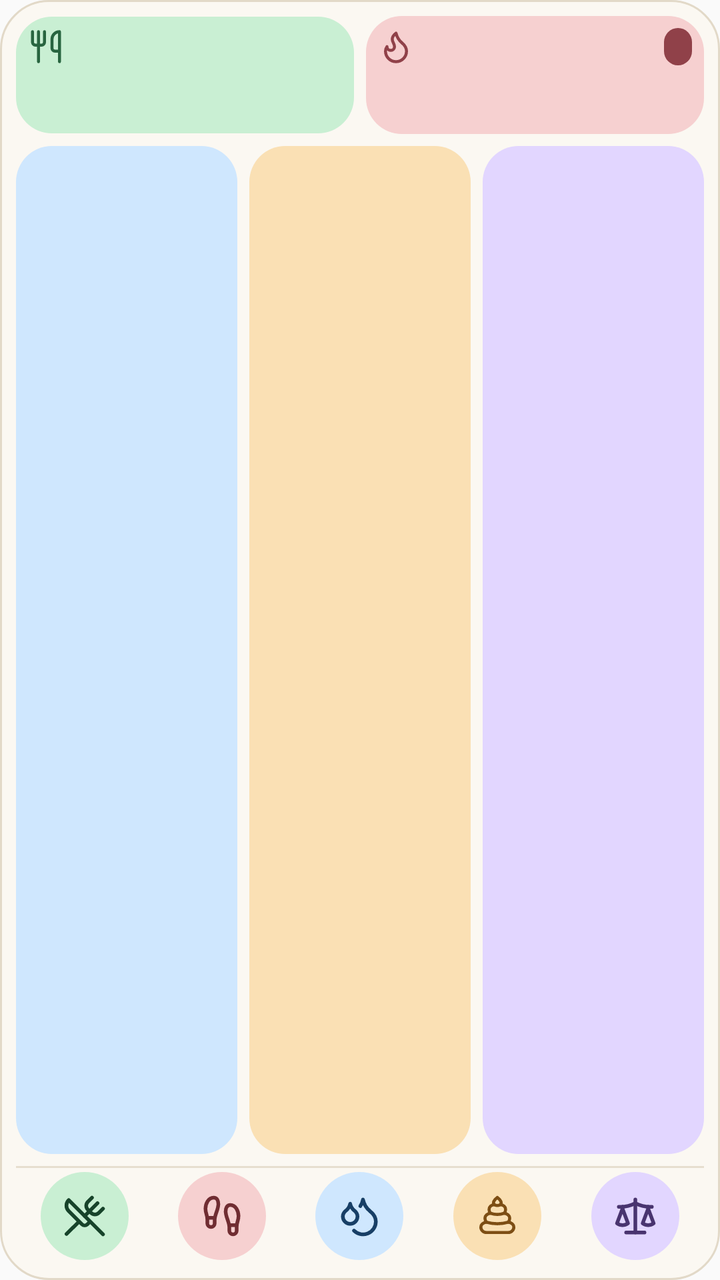
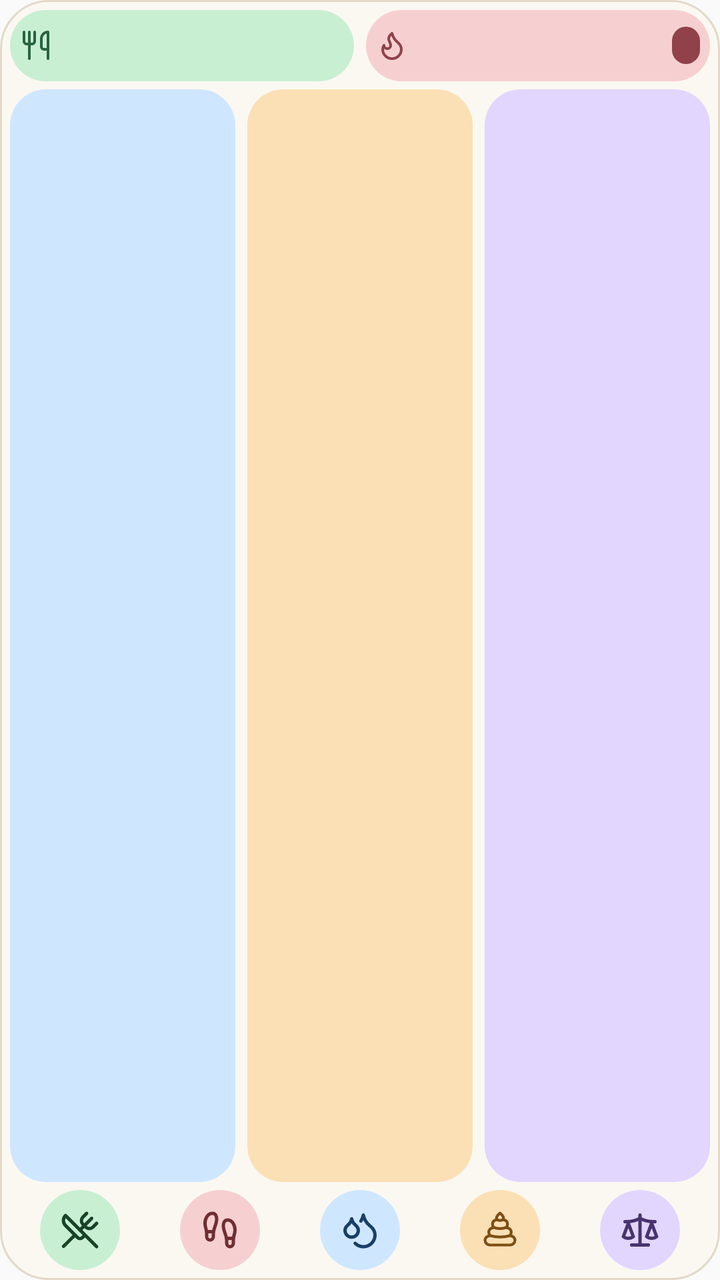

The first picture is an Android layout as it rendered before a commit; the second is the same layout after the commit. The layout source and the unified diff follow.
<!-- AndroidManifest.xml: application theme AppTheme -->
<!-- res/layout/widget_medium.xml -->
<?xml version="1.0" encoding="utf-8"?>
<LinearLayout xmlns:android="http://schemas.android.com/apk/res/android"
    android:layout_width="match_parent"
    android:layout_height="match_parent"
    android:background="@drawable/widget_surface"
    android:orientation="vertical"
    android:padding="8dp">

    
    <LinearLayout
        android:layout_width="match_parent"
        android:layout_height="wrap_content"
        android:orientation="horizontal">

        <LinearLayout
            android:id="@+id/widget_intake_card"
            style="@style/WidgetCardCompact"
            android:layout_width="0dp"
            android:layout_marginEnd="6dp"
            android:layout_weight="1"
            android:background="@drawable/widget_card_intake">

            <LinearLayout style="@style/WidgetCardHeader">
                <ImageView
                    android:layout_width="18dp"
                    android:layout_height="18dp"
                    android:importantForAccessibility="no"
                    android:src="@drawable/widget_intake_icon" />
                <FrameLayout
                    android:layout_width="0dp"
                    android:layout_height="0dp"
                    android:layout_weight="1" />
                <TextView
                    android:id="@+id/widget_intake_net"
                    style="@style/WidgetPill"
                    android:background="@drawable/widget_pill_surplus"
                    android:textColor="#E6F8EB"
                    android:visibility="gone" />
            </LinearLayout>

            <TextView
                android:id="@+id/widget_intake_value"
                style="@style/WidgetValueCompact"
                android:textColor="#17432A" />
        </LinearLayout>

        <LinearLayout
            android:id="@+id/widget_burned_card"
            style="@style/WidgetCardCompact"
            android:layout_width="0dp"
            android:layout_weight="1"
            android:background="@drawable/widget_card_burned">

            <LinearLayout style="@style/WidgetCardHeader">
                <ImageView
                    android:layout_width="18dp"
                    android:layout_height="18dp"
                    android:importantForAccessibility="no"
                    android:src="@drawable/widget_burned_icon" />
                <FrameLayout
                    android:layout_width="0dp"
                    android:layout_height="0dp"
                    android:layout_weight="1" />
                <TextView
                    android:id="@+id/widget_burned_net"
                    style="@style/WidgetPill"
                    android:background="@drawable/widget_pill_deficit"
                    android:textColor="#FBE9E9" />
            </LinearLayout>

            <TextView
                android:id="@+id/widget_burned_value"
                style="@style/WidgetValueCompact"
                android:textColor="#702D32" />
        </LinearLayout>
    </LinearLayout>

    <LinearLayout
        android:layout_width="match_parent"
        android:layout_height="0dp"
        android:layout_marginTop="6dp"
        android:layout_weight="1"
        android:orientation="horizontal">

        <LinearLayout
            android:id="@+id/widget_carbs_card"
            style="@style/WidgetMacro"
            android:layout_marginEnd="6dp"
            android:background="@drawable/widget_card_carbs">
            <TextView
                android:id="@+id/widget_carbs_value"
                style="@style/WidgetMacroValue"
                android:textColor="#0F3355" />
        </LinearLayout>

        <LinearLayout
            android:id="@+id/widget_protein_card"
            style="@style/WidgetMacro"
            android:layout_marginEnd="6dp"
            android:background="@drawable/widget_card_protein">
            <TextView
                android:id="@+id/widget_protein_value"
                style="@style/WidgetMacroValue"
                android:textColor="#2D1E0B" />
        </LinearLayout>

        <LinearLayout
            android:id="@+id/widget_fat_card"
            style="@style/WidgetMacro"
            android:background="@drawable/widget_card_fat">
            <TextView
                android:id="@+id/widget_fat_value"
                style="@style/WidgetMacroValue"
                android:textColor="#1F1636" />
        </LinearLayout>
    </LinearLayout>

    <LinearLayout
        android:layout_width="match_parent"
        android:layout_height="1dp"
        android:layout_marginTop="6dp"
        android:background="#E6DECF" />

    <include layout="@layout/widget_actions_five" />
</LinearLayout>
<!-- res/layout/widget_actions_five.xml (included above) -->
<?xml version="1.0" encoding="utf-8"?>
<LinearLayout xmlns:android="http://schemas.android.com/apk/res/android" android:layout_width="match_parent" android:layout_height="48dp" android:orientation="horizontal" android:gravity="center">
    <ImageButton android:id="@+id/widget_food" style="@style/WidgetAction"
        android:src="@drawable/widget_food_icon" android:contentDescription="@string/widget_food" />
    <ImageButton android:id="@+id/widget_movement" style="@style/WidgetAction"
        android:src="@drawable/widget_movement_icon" android:contentDescription="@string/widget_movement" />
    <ImageButton android:id="@+id/widget_water" style="@style/WidgetAction"
        android:src="@drawable/widget_water_icon" android:contentDescription="@string/widget_water" />
    <ImageButton android:id="@+id/widget_poop" style="@style/WidgetAction"
        android:src="@drawable/widget_poop_icon" android:contentDescription="@string/widget_poop" />
    <ImageButton android:id="@+id/widget_weight" style="@style/WidgetAction"
        android:src="@drawable/widget_weight_icon" android:contentDescription="@string/widget_weight" />
    <ImageButton android:id="@+id/widget_custom" style="@style/WidgetAction" android:visibility="gone"
        android:src="@drawable/widget_custom_icon" android:contentDescription="@string/widget_custom" />
</LinearLayout>
<!-- resources referenced by this layout -->
<resources>
  <!-- drawable widget_card_burned (drawable) -->
  <?xml version="1.0" encoding="utf-8"?>
  <shape xmlns:android="http://schemas.android.com/apk/res/android" android:shape="rectangle">
      <solid android:color="#F6D0D0" />
      <corners android:radius="18dp" />
  </shape>
  <!-- drawable widget_card_carbs (drawable) -->
  <?xml version="1.0" encoding="utf-8"?>
  <shape xmlns:android="http://schemas.android.com/apk/res/android" android:shape="rectangle">
      <solid android:color="#CFE7FE" />
      <corners android:radius="18dp" />
  </shape>
  <!-- drawable widget_card_fat (drawable) -->
  <?xml version="1.0" encoding="utf-8"?>
  <shape xmlns:android="http://schemas.android.com/apk/res/android" android:shape="rectangle">
      <solid android:color="#E2D6FF" />
      <corners android:radius="18dp" />
  </shape>
  <!-- drawable widget_card_intake (drawable) -->
  <?xml version="1.0" encoding="utf-8"?>
  <shape xmlns:android="http://schemas.android.com/apk/res/android" android:shape="rectangle">
      <solid android:color="#C9EFD3" />
      <corners android:radius="18dp" />
  </shape>
  <!-- drawable widget_card_protein (drawable) -->
  <?xml version="1.0" encoding="utf-8"?>
  <shape xmlns:android="http://schemas.android.com/apk/res/android" android:shape="rectangle">
      <solid android:color="#FAE0B4" />
      <corners android:radius="18dp" />
  </shape>
  <!-- drawable widget_pill_deficit (drawable) -->
  <?xml version="1.0" encoding="utf-8"?>
  <shape xmlns:android="http://schemas.android.com/apk/res/android" android:shape="rectangle">
      <solid android:color="#904149" />
      <corners android:radius="12dp" />
  </shape>
  <!-- drawable widget_pill_surplus (drawable) -->
  <?xml version="1.0" encoding="utf-8"?>
  <shape xmlns:android="http://schemas.android.com/apk/res/android" android:shape="rectangle">
      <solid android:color="#286540" />
      <corners android:radius="12dp" />
  </shape>
  <string name="widget_custom">Custom</string>
  <string name="widget_food">Food</string>
  <string name="widget_movement">Movement</string>
  <string name="widget_poop">Poop</string>
  <string name="widget_water">Water</string>
  <string name="widget_weight">Weight</string>
  <style name="WidgetCardCompact" parent="WidgetCard">
          <item name="android:layout_height">wrap_content</item>
          <item name="android:layout_gravity">center_vertical</item>
          <item name="android:padding">6dp</item>
      </style>
  <style name="WidgetCardHeader">
          <item name="android:layout_width">match_parent</item>
          <item name="android:layout_height">wrap_content</item>
          <item name="android:gravity">center_vertical</item>
          <item name="android:orientation">horizontal</item>
      </style>
  <style name="WidgetMacro">
          <item name="android:layout_width">0dp</item>
          <item name="android:layout_height">match_parent</item>
          <item name="android:layout_weight">1</item>
          <item name="android:gravity">center</item>
          <item name="android:orientation">vertical</item>
          <item name="android:padding">6dp</item>
      </style>
  <style name="WidgetValueCompact" parent="WidgetValue">
          <item name="android:layout_height">wrap_content</item>
          <item name="android:layout_weight">0</item>
          <item name="android:textSize">21sp</item>
      </style>
  <style name="WidgetCard">
          <item name="android:layout_height">match_parent</item>
          <item name="android:orientation">vertical</item>
          <item name="android:padding">9dp</item>
      </style>
  <style name="WidgetValue">
          <item name="android:layout_width">match_parent</item>
          <item name="android:layout_height">0dp</item>
          <item name="android:layout_weight">1</item>
          <item name="android:gravity">center</item>
          <item name="android:singleLine">true</item>
          <item name="android:textSize">26sp</item>
          <item name="android:textStyle">bold</item>
      </style>
  <!-- unchanged entries left out for length: 14 -->
</resources>

<!-- the commit's change to res/layout/widget_medium.xml (unified diff, before → after) -->
@@ -4,7 +4,7 @@
     android:layout_height="match_parent"
     android:background="@drawable/widget_surface"
     android:orientation="vertical"
-    android:padding="8dp">
+    android:padding="5dp">
 
     
     <LinearLayout
@@ -14,71 +14,56 @@
 
         <LinearLayout
             android:id="@+id/widget_intake_card"
-            style="@style/WidgetCardCompact"
+            style="@style/WidgetCardRow"
             android:layout_width="0dp"
             android:layout_marginEnd="6dp"
             android:layout_weight="1"
             android:background="@drawable/widget_card_intake">
-
-            <LinearLayout style="@style/WidgetCardHeader">
-                <ImageView
-                    android:layout_width="18dp"
-                    android:layout_height="18dp"
+            <ImageView
+                    android:layout_width="16dp"
+                    android:layout_height="16dp"
                     android:importantForAccessibility="no"
                     android:src="@drawable/widget_intake_icon" />
-                <FrameLayout
-                    android:layout_width="0dp"
-                    android:layout_height="0dp"
-                    android:layout_weight="1" />
-                <TextView
+            <TextView
+                android:id="@+id/widget_intake_value"
+                style="@style/WidgetValueRow"
+                android:textColor="#17432A" />
+            <TextView
                     android:id="@+id/widget_intake_net"
                     style="@style/WidgetPill"
                     android:background="@drawable/widget_pill_surplus"
                     android:textColor="#E6F8EB"
                     android:visibility="gone" />
-            </LinearLayout>
-
-            <TextView
-                android:id="@+id/widget_intake_value"
-                style="@style/WidgetValueCompact"
-                android:textColor="#17432A" />
         </LinearLayout>
 
         <LinearLayout
             android:id="@+id/widget_burned_card"
-            style="@style/WidgetCardCompact"
+            style="@style/WidgetCardRow"
             android:layout_width="0dp"
             android:layout_weight="1"
             android:background="@drawable/widget_card_burned">
-
-            <LinearLayout style="@style/WidgetCardHeader">
-                <ImageView
-                    android:layout_width="18dp"
-                    android:layout_height="18dp"
+            <ImageView
+                    android:layout_width="16dp"
+                    android:layout_height="16dp"
                     android:importantForAccessibility="no"
                     android:src="@drawable/widget_burned_icon" />
-                <FrameLayout
-                    android:layout_width="0dp"
-                    android:layout_height="0dp"
-                    android:layout_weight="1" />
-                <TextView
+            <TextView
+                android:id="@+id/widget_burned_value"
+                style="@style/WidgetValueRow"
+                android:textColor="#702D32" />
+            <TextView
                     android:id="@+id/widget_burned_net"
                     style="@style/WidgetPill"
                     android:background="@drawable/widget_pill_deficit"
                     android:textColor="#FBE9E9" />
-            </LinearLayout>
-
-            <TextView
-                android:id="@+id/widget_burned_value"
-                style="@style/WidgetValueCompact"
-                android:textColor="#702D32" />
         </LinearLayout>
     </LinearLayout>
 
     <LinearLayout
         android:layout_width="match_parent"
         android:layout_height="0dp"
-        android:layout_marginTop="6dp"
+        android:layout_marginTop="4dp"
+        android:layout_marginBottom="4dp"
         android:layout_weight="1"
         android:orientation="horizontal">
 
@@ -89,7 +74,7 @@
             android:background="@drawable/widget_card_carbs">
             <TextView
                 android:id="@+id/widget_carbs_value"
-                style="@style/WidgetMacroValue"
+                style="@style/WidgetMacroValueCompact"
                 android:textColor="#0F3355" />
         </LinearLayout>
 
@@ -100,7 +85,7 @@
             android:background="@drawable/widget_card_protein">
             <TextView
                 android:id="@+id/widget_protein_value"
-                style="@style/WidgetMacroValue"
+                style="@style/WidgetMacroValueCompact"
                 android:textColor="#2D1E0B" />
         </LinearLayout>
 
@@ -110,32 +95,26 @@
             android:background="@drawable/widget_card_fat">
             <TextView
                 android:id="@+id/widget_fat_value"
-                style="@style/WidgetMacroValue"
+                style="@style/WidgetMacroValueCompact"
                 android:textColor="#1F1636" />
         </LinearLayout>
     </LinearLayout>
 
-    <LinearLayout
-        android:layout_width="match_parent"
-        android:layout_height="1dp"
-        android:layout_marginTop="6dp"
-        android:background="#E6DECF" />
-
-    <include layout="@layout/widget_actions_five" />
+    <include layout="@layout/widget_actions_five_compact" />
 </LinearLayout>
-<!-- res/layout/widget_actions_five.xml (included above) -->
+<!-- res/layout/widget_actions_five_compact.xml (included above) -->
 <?xml version="1.0" encoding="utf-8"?>
-<LinearLayout xmlns:android="http://schemas.android.com/apk/res/android" android:layout_width="match_parent" android:layout_height="48dp" android:orientation="horizontal" android:gravity="center">
-    <ImageButton android:id="@+id/widget_food" style="@style/WidgetAction"
+<LinearLayout xmlns:android="http://schemas.android.com/apk/res/android" android:layout_width="match_parent" android:layout_height="40dp" android:orientation="horizontal" android:gravity="center">
+    <ImageButton android:id="@+id/widget_food" style="@style/WidgetActionCompact"
         android:src="@drawable/widget_food_icon" android:contentDescription="@string/widget_food" />
-    <ImageButton android:id="@+id/widget_movement" style="@style/WidgetAction"
+    <ImageButton android:id="@+id/widget_movement" style="@style/WidgetActionCompact"
         android:src="@drawable/widget_movement_icon" android:contentDescription="@string/widget_movement" />
-    <ImageButton android:id="@+id/widget_water" style="@style/WidgetAction"
+    <ImageButton android:id="@+id/widget_water" style="@style/WidgetActionCompact"
         android:src="@drawable/widget_water_icon" android:contentDescription="@string/widget_water" />
-    <ImageButton android:id="@+id/widget_poop" style="@style/WidgetAction"
+    <ImageButton android:id="@+id/widget_poop" style="@style/WidgetActionCompact"
         android:src="@drawable/widget_poop_icon" android:contentDescription="@string/widget_poop" />
-    <ImageButton android:id="@+id/widget_weight" style="@style/WidgetAction"
+    <ImageButton android:id="@+id/widget_weight" style="@style/WidgetActionCompact"
         android:src="@drawable/widget_weight_icon" android:contentDescription="@string/widget_weight" />
-    <ImageButton android:id="@+id/widget_custom" style="@style/WidgetAction" android:visibility="gone"
+    <ImageButton android:id="@+id/widget_custom" style="@style/WidgetActionCompact" android:visibility="gone"
         android:src="@drawable/widget_custom_icon" android:contentDescription="@string/widget_custom" />
 </LinearLayout>
<!-- resource entries referenced after the edit -->
@@ -48,16 +48,15 @@
   <string name="widget_poop">Poop</string>
   <string name="widget_water">Water</string>
   <string name="widget_weight">Weight</string>
-  <style name="WidgetCardCompact" parent="WidgetCard">
+  <style name="WidgetActionCompact" parent="WidgetAction">
+          <item name="android:layout_height">40dp</item>
+      </style>
+  <style name="WidgetCardRow" parent="WidgetCard">
           <item name="android:layout_height">wrap_content</item>
           <item name="android:layout_gravity">center_vertical</item>
-          <item name="android:padding">6dp</item>
-      </style>
-  <style name="WidgetCardHeader">
-          <item name="android:layout_width">match_parent</item>
-          <item name="android:layout_height">wrap_content</item>
           <item name="android:gravity">center_vertical</item>
           <item name="android:orientation">horizontal</item>
+          <item name="android:padding">5dp</item>
       </style>
   <style name="WidgetMacro">
           <item name="android:layout_width">0dp</item>
@@ -65,27 +64,25 @@
           <item name="android:layout_weight">1</item>
           <item name="android:gravity">center</item>
           <item name="android:orientation">vertical</item>
-          <item name="android:padding">6dp</item>
+          <item name="android:padding">2dp</item>
       </style>
-  <style name="WidgetValueCompact" parent="WidgetValue">
+  <style name="WidgetMacroValueCompact" parent="WidgetMacroValue">
+          <item name="android:textSize">15sp</item>
+      </style>
+  <style name="WidgetValueRow">
+          <item name="android:layout_width">0dp</item>
           <item name="android:layout_height">wrap_content</item>
-          <item name="android:layout_weight">0</item>
-          <item name="android:textSize">21sp</item>
+          <item name="android:layout_weight">1</item>
+          <item name="android:gravity">center</item>
+          <item name="android:singleLine">true</item>
+          <item name="android:textSize">19sp</item>
+          <item name="android:textStyle">bold</item>
       </style>
   <style name="WidgetCard">
           <item name="android:layout_height">match_parent</item>
           <item name="android:orientation">vertical</item>
           <item name="android:padding">9dp</item>
       </style>
-  <style name="WidgetValue">
-          <item name="android:layout_width">match_parent</item>
-          <item name="android:layout_height">0dp</item>
-          <item name="android:layout_weight">1</item>
-          <item name="android:gravity">center</item>
-          <item name="android:singleLine">true</item>
-          <item name="android:textSize">26sp</item>
-          <item name="android:textStyle">bold</item>
-      </style>
   <!-- unchanged entries left out for length: 14 -->
 </resources>
 
